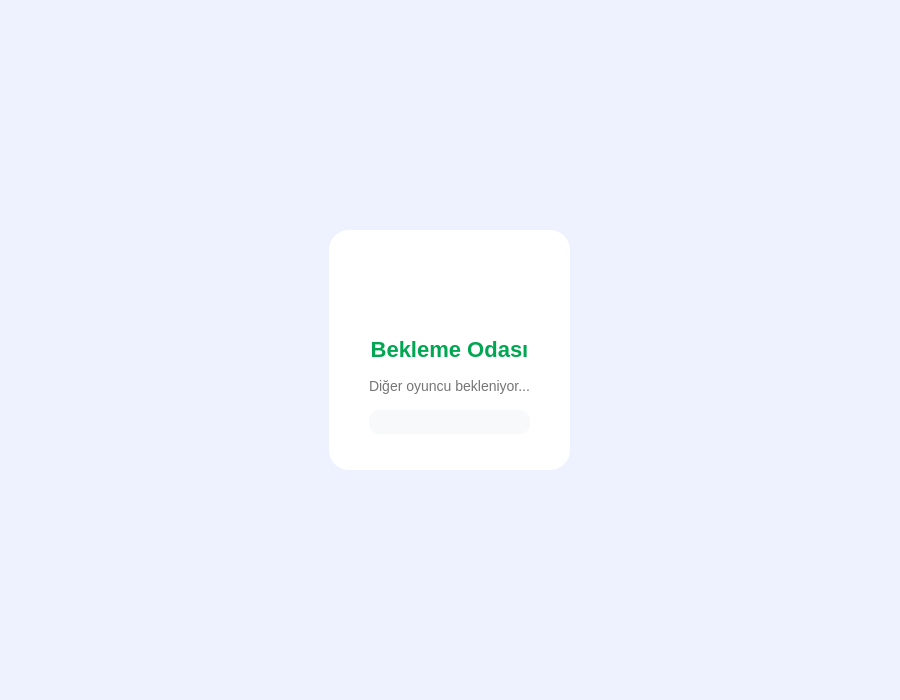
This is client/ui/screens/ui_files/lobby_screen.ui in dilarakuloglu/yahtzee-game as Qt 5 draws it before an edit. The edited form follows.
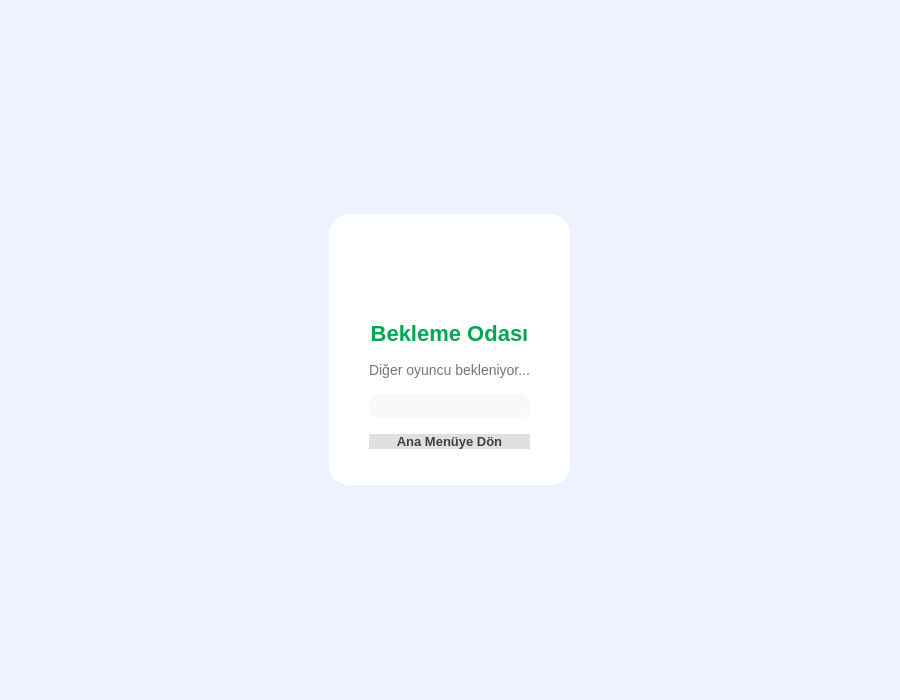
This is the edited form.

Commit message: feat: add back button to lobby screen to return to main menu

The edit to the form file:
```diff
--- a/client/ui/screens/ui_files/lobby_screen.ui
+++ b/client/ui/screens/ui_files/lobby_screen.ui
@@ -85,6 +85,18 @@
        </widget>
       </item>
 
+      <item>
+       <widget class="QPushButton" name="backBtn">
+        <property name="text"><string>Ana Menüye Dön</string></property>
+        <property name="minimumHeight"><number>44</number></property>
+        <property name="styleSheet">
+         <string>QPushButton { background-color: #E0E0E0; color: #424242; border-radius: 8px; font-size: 13px; font-weight: bold; } QPushButton:hover { background-color: #BDBDBD; }</string>
+        </property>
+        <property name="cursor">
+         <cursorShape>PointingHandCursor</cursorShape>
+        </property>
+       </widget>
+      </item>
 
      </layout>
     </widget>
```
The commit also changes 1 other file.
